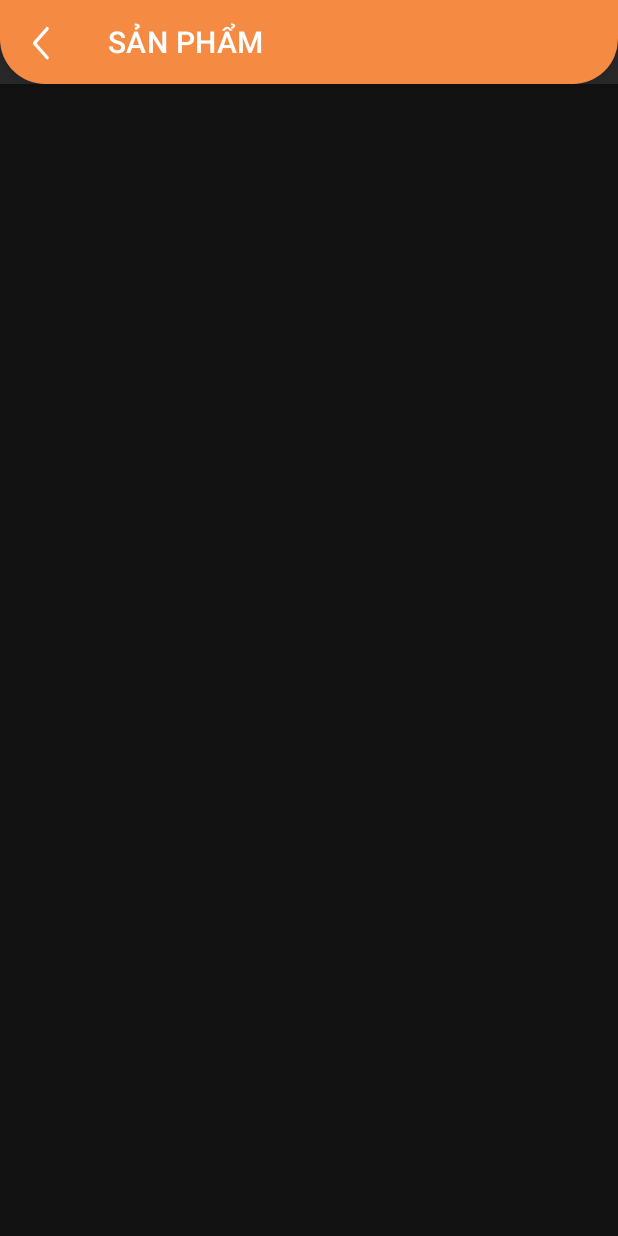
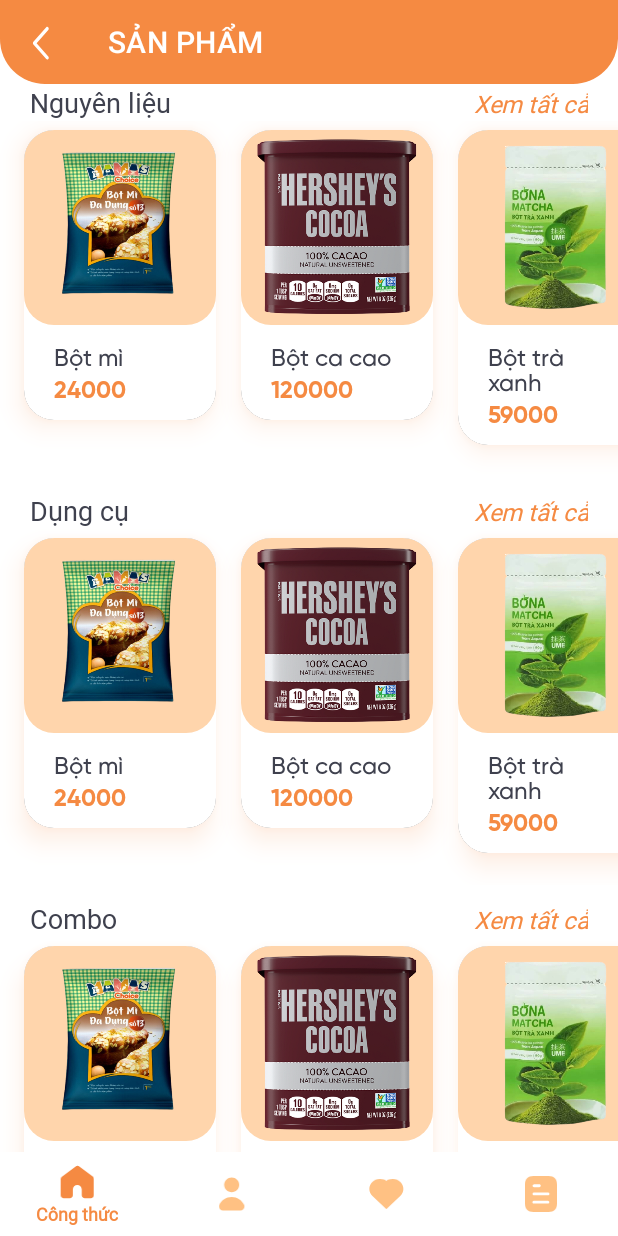
Before and after one commit to ngmhnganz/Nhom8, an Android app: the screen it shows after launch (AllProducts), on a phone screen of 412 x 824 dp. Run offline under Robolectric (Android 15) with nearby library versions, the phone set to English and light mode, and no system bars.

Commit message:
finish Trang SanPham

```diff
--- a/app/src/main/java/com/mcommerce/adapter/CategoryAdapter.java
+++ b/app/src/main/java/com/mcommerce/adapter/CategoryAdapter.java
@@ -18,8 +18,8 @@ import java.util.List;
 
 public class CategoryAdapter extends RecyclerView.Adapter<CategoryAdapter.CategoryViewHolder> {
 
-    public Context context;
-    public List<Category> categoryList;
+    private Context context;
+    private List<Category> categoryList;
 
     public CategoryAdapter(Context context) {
         this.context = context;
@@ -49,16 +49,14 @@ public class CategoryAdapter extends RecyclerView.Adapter<CategoryAdapter.Catego
         }
 
         holder.txtNameCategory_allproducts.setText(category.getCategoryName());
-        holder.txtSeeMore_allproducts.setText("Xem tất cả");
+        holder.txtSeeMore_allproducts.setText(category.getCategotySeeMore());
 
         LinearLayoutManager linearLayoutManager =new LinearLayoutManager(context,RecyclerView.HORIZONTAL,false);
         holder.rcvProduct_allproducts.setLayoutManager(linearLayoutManager);
 
-
         ProductAdapter productAdapter = new ProductAdapter();
         productAdapter.setData(category.getProducts());
         holder.rcvProduct_allproducts.setAdapter(productAdapter);
-
 
     }
 
@@ -76,9 +74,9 @@ public class CategoryAdapter extends RecyclerView.Adapter<CategoryAdapter.Catego
 
     public class CategoryViewHolder extends RecyclerView.ViewHolder{
 
-        public TextView txtNameCategory_allproducts;
-        public TextView txtSeeMore_allproducts;
-        public RecyclerView rcvProduct_allproducts;
+        TextView txtNameCategory_allproducts;
+        TextView txtSeeMore_allproducts;
+        RecyclerView rcvProduct_allproducts;
 
         public CategoryViewHolder(@NonNull View itemView) {
             super(itemView);
--- a/app/src/main/java/com/mcommerce/adapter/ProductAdapter.java
+++ b/app/src/main/java/com/mcommerce/adapter/ProductAdapter.java
@@ -8,6 +8,7 @@ import android.widget.TextView;
 import android.widget.Toast;
 
 import androidx.annotation.NonNull;
+import androidx.cardview.widget.CardView;
 import androidx.recyclerview.widget.RecyclerView;
 
 import com.mcommerce.model.Product;
@@ -18,8 +19,7 @@ import org.w3c.dom.Text;
 import java.util.List;
 
 public class ProductAdapter extends RecyclerView.Adapter<ProductAdapter.ProductViewHolder>{
-
-    public List<Product> productList;
+    private List<Product> productList;
     public void setData(List<Product> list)
     {
         this.productList = list;
@@ -41,7 +41,8 @@ public class ProductAdapter extends RecyclerView.Adapter<ProductAdapter.ProductV
         }
         holder.imvHinh_allproducts.setImageResource(product.getProductImg());
         holder.txtProductName_allproducts.setText(product.getProductName());
-        holder.txtProductPrice_allproducts.setText(product.getProductPrice());
+        holder.txtProductPrice_allproducts.setText(String.valueOf(product.getProductPrice()));
+        holder.cvitem_allproducts.setLayoutParams(marginValue(holder));
     }
 
     @Override
@@ -56,16 +57,31 @@ public class ProductAdapter extends RecyclerView.Adapter<ProductAdapter.ProductV
     }
 
     public class ProductViewHolder extends RecyclerView.ViewHolder{
-
-        public ImageView imvHinh_allproducts;
-        public TextView txtProductPrice_allproducts, txtProductName_allproducts;
-
+        ImageView imvHinh_allproducts;
+        TextView txtProductPrice_allproducts, txtProductName_allproducts;
+        CardView cvitem_allproducts;
 
         public ProductViewHolder(@NonNull View itemView) {
             super(itemView);
             imvHinh_allproducts = itemView.findViewById(R.id.imvHinh_allproducts);
             txtProductName_allproducts = itemView.findViewById(R.id.txtProductName_allproducts);
             txtProductPrice_allproducts = itemView.findViewById(R.id.txtProductPrice_allproducts);
+            cvitem_allproducts = itemView.findViewById(R.id.cvitem_allproducts);
+
+
+
         }
     }
+
+    private ViewGroup.MarginLayoutParams marginValue(ProductAdapter.ProductViewHolder viewHolder){
+        float elevation = viewHolder.cvitem_allproducts.getMaxCardElevation();
+        float radius = viewHolder.cvitem_allproducts.getRadius();
+        double cos45 = Math.cos(Math.toRadians(45));
+
+        int horizontalPadding = (int) (elevation + (1 - cos45) * radius);
+        ViewGroup.MarginLayoutParams params = (ViewGroup.MarginLayoutParams) viewHolder.cvitem_allproducts.getLayoutParams();
+        params.rightMargin = -horizontalPadding;
+        params.topMargin = -horizontalPadding;
+        return params;
+    }
 }
--- a/app/src/main/java/com/mcommerce/model/Category.java
+++ b/app/src/main/java/com/mcommerce/model/Category.java
@@ -6,9 +6,6 @@ public class Category {
     public String categoryName;
     public String categotySeeMore;
     public List <Product> products;
-
-    public Category() {
-    }
 
     public Category(String categoryName, String categotySeeMore, List<Product> products) {
         this.categoryName = categoryName;
--- a/app/src/main/java/com/mcommerce/nhom8/AllProducts.java
+++ b/app/src/main/java/com/mcommerce/nhom8/AllProducts.java
@@ -15,13 +15,14 @@ import java.util.List;
 
 public class AllProducts extends AppCompatActivity {
 
-    public RecyclerView rcvCategory_allproducts;
-    public CategoryAdapter categoryAdapter;
+    private RecyclerView rcvCategory_allproducts;
+    private CategoryAdapter categoryAdapter;
 
     @Override
     protected void onCreate(Bundle savedInstanceState) {
         super.onCreate(savedInstanceState);
         setContentView(R.layout.activity_all_products);
+
         rcvCategory_allproducts=findViewById(R.id.rcvCategory_allproducts);
         categoryAdapter = new CategoryAdapter(this);
 
@@ -29,11 +30,12 @@ public class AllProducts extends AppCompatActivity {
         rcvCategory_allproducts.setLayoutManager(linearLayoutManager);
 
         categoryAdapter.setData(getListCategory());
+        rcvCategory_allproducts.setAdapter(categoryAdapter);
 
     }
 
     // hàm get dữ liệu từ server gửi về
-    public List<Category> getListCategory(){
+    private List<Category> getListCategory(){
         List<Category> listCategory = new ArrayList<>();
         List<Product> listProduct = new ArrayList<>();
 
@@ -43,13 +45,14 @@ public class AllProducts extends AppCompatActivity {
         listProduct.add(new Product("Bột ca cao",R.drawable.botcacao, 120000));
         listProduct.add(new Product("Bột trà xanh",R.drawable.bottraxanh, 59000));
         listProduct.add(new Product("Trứng gà",R.drawable.trungga, 30000));
+        listProduct.add(new Product("Trứng gà",R.drawable.trungga, 30000));
+        listProduct.add(new Product("Trứng gà",R.drawable.trungga, 30000));
 
         listCategory.add(new Category("Nguyên liệu","Xem tất cả",listProduct));
         listCategory.add(new Category("Dụng cụ","Xem tất cả",listProduct));
         listCategory.add(new Category("Combo","Xem tất cả",listProduct));
 
-
-
         return listCategory;
     }
+
 }
--- a/app/src/main/res/drawable/header_main.xml
+++ b/app/src/main/res/drawable/header_main.xml
@@ -1,10 +1,10 @@
 <?xml version="1.0" encoding="utf-8"?>
 <shape
     xmlns:android="http://schemas.android.com/apk/res/android"
-    android:shape="rectangle" >
+    android:shape="rectangle">
 
     <solid
-        android:color="@color/colorPrimary" >
+        android:color="@color/colorPrimary">
     </solid>
 
     <corners
--- /dev/null
+++ b/app/src/main/res/drawable/round_corner_background_image.xml
@@ -0,0 +1,6 @@
+<?xml version="1.0" encoding="utf-8"?>
+<shape xmlns:android="http://schemas.android.com/apk/res/android"
+    android:shape="rectangle">
+    <corners android:radius="20dp" />
+    <solid android:color="@color/colorLightSub"/>
+</shape>
--- a/app/src/main/res/layout/activity_all_products.xml
+++ b/app/src/main/res/layout/activity_all_products.xml
@@ -1,44 +1,64 @@
 <?xml version="1.0" encoding="utf-8"?>
-<LinearLayout xmlns:android="http://schemas.android.com/apk/res/android"
+<androidx.constraintlayout.widget.ConstraintLayout xmlns:android="http://schemas.android.com/apk/res/android"
     xmlns:app="http://schemas.android.com/apk/res-auto"
     xmlns:tools="http://schemas.android.com/tools"
     android:layout_width="match_parent"
     android:layout_height="match_parent"
     android:orientation="vertical"
-    tools:context=".AllProducts">
+    tools:context=".AllProducts"
+    android:background="@color/white">
 
     <com.google.android.material.appbar.AppBarLayout
+        android:id="@+id/appBarLayout"
         android:layout_width="match_parent"
-        android:layout_height="wrap_content">
+
+        android:layout_height="wrap_content"
+        android:background="@drawable/header_main"
+
+        android:outlineAmbientShadowColor="#00FFFFFF"
+        android:outlineSpotShadowColor="#00FFFFFF"
+        app:layout_constraintEnd_toEndOf="parent"
+        app:layout_constraintStart_toStartOf="parent"
+        app:layout_constraintTop_toTopOf="parent">
+
 
         <com.google.android.material.appbar.MaterialToolbar
             android:id="@+id/topAppBar"
-            style="@style/Widget.MaterialComponents.Toolbar.Primary"
             android:layout_width="match_parent"
             android:layout_height="?attr/actionBarSize"
-            android:background="@drawable/header_main"
-
+            android:background="#00FFFFFF"
             app:navigationIcon="@drawable/ic_left_arrow_24_white"
-            app:title="SẢN PHẨM"
-
-            />
+            app:title="SẢN PHẨM" />
 
     </com.google.android.material.appbar.AppBarLayout>
 
-
-    <!--<androidx.core.widget.NestedScrollView
-        android:layout_width="match_parent"
-        android:layout_height="match_parent"
-        app:layout_behavior="com.google.android.material.appbar.AppBarLayout$ScrollingViewBehavior">
--->
-
     <androidx.recyclerview.widget.RecyclerView
         android:id="@+id/rcvCategory_allproducts"
+        android:layout_width="0dp"
+        android:layout_height="0dp"
+
+        app:layout_constraintBottom_toTopOf="@+id/bottom_navigation"
+        app:layout_constraintEnd_toEndOf="parent"
+        app:layout_constraintStart_toStartOf="parent"
+        app:layout_constraintTop_toBottomOf="@+id/appBarLayout"
+        app:layout_constraintVertical_bias="1.0" />
+
+    <com.google.android.material.bottomnavigation.BottomNavigationView
+        android:id="@+id/bottom_navigation"
+
+        android:background="@drawable/round_corner_image"
+        app:itemIconTint="@color/nav_color"
+
         android:layout_width="match_parent"
-        android:layout_height="wrap_content"/>
+        android:layout_height="wrap_content"
+
+        app:layout_constraintBottom_toBottomOf="parent"
+        app:layout_constraintEnd_toEndOf="parent"
+        app:layout_constraintStart_toStartOf="parent"
+
+        app:itemTextAppearanceActive="@style/bottomNavigationText"
+
+        app:menu="@menu/bottom_navigation_menu" />
 
 
-    <!--</androidx.core.widget.NestedScrollView>-->
-
-
-</LinearLayout>
+</androidx.constraintlayout.widget.ConstraintLayout>
--- a/app/src/main/res/layout/activity_main.xml
+++ b/app/src/main/res/layout/activity_main.xml
@@ -132,6 +132,7 @@
                     android:id="@+id/textView7"
                     android:layout_width="wrap_content"
                     android:layout_height="wrap_content"
+
                     android:fontFamily="@font/sfpro_medium"
                     android:text="Xem thêm"
                     android:textColor="@color/colorPrimary"
--- a/app/src/main/res/layout/item_category_allproducts_layout.xml
+++ b/app/src/main/res/layout/item_category_allproducts_layout.xml
@@ -1,10 +1,9 @@
 <?xml version="1.0" encoding="utf-8"?>
 <LinearLayout xmlns:android="http://schemas.android.com/apk/res/android"
     android:orientation="vertical"
-    android:layout_marginTop="16dp"
     android:layout_width="match_parent"
-    android:padding="10dp"
-    android:layout_height="wrap_content">
+    android:layout_height="wrap_content"
+    android:layout_marginBottom="10dp">
 
    <LinearLayout
        android:layout_width="match_parent"
@@ -14,29 +13,38 @@
            android:id="@+id/txtNameCategory_allproducts"
            android:layout_width="wrap_content"
            android:layout_height="wrap_content"
+
            android:layout_weight="1"
+
            android:fontFamily="@font/sfpro_bold"
-           android:textColor="@color/brown"
+           android:text="Nguyên liệu"
+           android:textColor="@color/colorText"
            android:textSize="18sp"
-           android:text="Nguyên liệu"/>
+
+           android:layout_marginLeft="20dp"/>
+
        <TextView
+           android:id="@+id/txtSeeMore_allproducts"
            android:layout_width="wrap_content"
            android:layout_height="wrap_content"
-           android:id="@+id/txtSeeMore_allproducts"
-           android:text="Xem tất cả"
+
+           android:layout_weight="1"
+
            android:fontFamily="@font/sfpro_medium"
-           android:textColor="@color/colorText"
-           android:textSize="14sp"
-           android:layout_weight="1"
+           android:text="Xem thêm"
+           android:textColor="@color/colorPrimary"
+           android:textSize="16sp"
+
            android:gravity="end"
-           android:textStyle="italic"/>
+           android:textStyle="italic"
+
+           android:layout_marginRight="20dp"/>
 
    </LinearLayout>
 
     <androidx.recyclerview.widget.RecyclerView
         android:layout_width="match_parent"
         android:layout_height="wrap_content"
-        android:id="@+id/rcvProduct_allproducts"
-        android:layout_marginTop="8dp"/>
+        android:id="@+id/rcvProduct_allproducts"/>
 
 </LinearLayout>
--- a/app/src/main/res/layout/item_product_allproducts_layout.xml
+++ b/app/src/main/res/layout/item_product_allproducts_layout.xml
@@ -7,8 +7,10 @@
     android:layout_height="wrap_content"
     android:layout_marginEnd="10dp"
     app:cardCornerRadius="20dp"
+
     android:outlineAmbientShadowColor="@color/colorShadow"
     android:outlineSpotShadowColor="@color/colorShadow"
+
     app:cardElevation="10dp"
     app:cardUseCompatPadding="true">
 
@@ -18,50 +20,40 @@
         android:orientation="vertical"
         android:background="@color/white">
 
-        <androidx.constraintlayout.widget.ConstraintLayout
+
+        <ImageView
+            android:id="@+id/imvHinh_allproducts"
+
             android:layout_width="match_parent"
-            android:layout_height="wrap_content">
+            android:layout_height="130dp"
 
-            <ImageView
-                android:id="@+id/imvHinh_allproducts"
+            android:scaleType="centerInside"
 
-                android:layout_width="match_parent"
-                android:layout_height="120dp"
+            app:srcCompat="@drawable/botcacao"
+            android:background="@drawable/round_corner_background_image"/>
 
-                app:layout_constraintBottom_toBottomOf="parent"
-                app:layout_constraintEnd_toEndOf="parent"
-                app:layout_constraintStart_toStartOf="parent"
-                app:layout_constraintTop_toTopOf="parent"
-
-                android:scaleType="centerCrop"
-
-                app:srcCompat="@drawable/ic_launcher_background"
-                android:background="@drawable/round_corner_image"/>
-
-
-        </androidx.constraintlayout.widget.ConstraintLayout>
 
         <TextView
             android:id="@+id/txtProductName_allproducts"
             android:layout_width="match_parent"
             android:layout_height="wrap_content"
             android:text="TextView"
-            android:textColor="@color/colorPrimary"
+            android:textColor="@color/colorText"
             android:fontFamily="@font/gilroy_medium"
-            android:textSize="14sp"
+            android:textSize="16sp"
             android:paddingHorizontal="20dp"
-            android:paddingTop="10dp"/>
+            android:layout_marginTop="10dp"/>
 
         <TextView
             android:id="@+id/txtProductPrice_allproducts"
             android:layout_width="match_parent"
             android:layout_height="wrap_content"
             android:text="TextView"
-            android:textColor="@color/colorText"
+            android:textColor="@color/colorPrimary"
             android:fontFamily="@font/gilroy_bold"
             android:paddingHorizontal="20dp"
-            android:paddingVertical="10dp"
-            android:textSize="12sp"
+            android:layout_marginBottom="10dp"
+            android:textSize="16sp"
             />
     </LinearLayout>
 
--- a/app/src/main/res/values/colors.xml
+++ b/app/src/main/res/values/colors.xml
@@ -3,6 +3,7 @@
     <color name="colorPrimary">#F58A42</color>
     <color name="colorShadow">#F7A168</color>
     <color name="colorSub">#FFC183</color>
+    <color name="colorLightSub">#FFD5AC</color>
     <color name="teal_200">#FF03DAC5</color>
     <color name="teal_700">#FF018786</color>
     <color name="colorText">#3F414E</color>
```
Also changed, not shown: app/src/main/java/com/mcommerce/nhom8/MainActivity.java (+17 -14 lines), app/src/main/java/com/mcommerce/nhom8/OrderActivity.java (deleted, +0 -14 lines), app/src/main/res/layout/activity_order.xml (deleted, +0 -9 lines).
